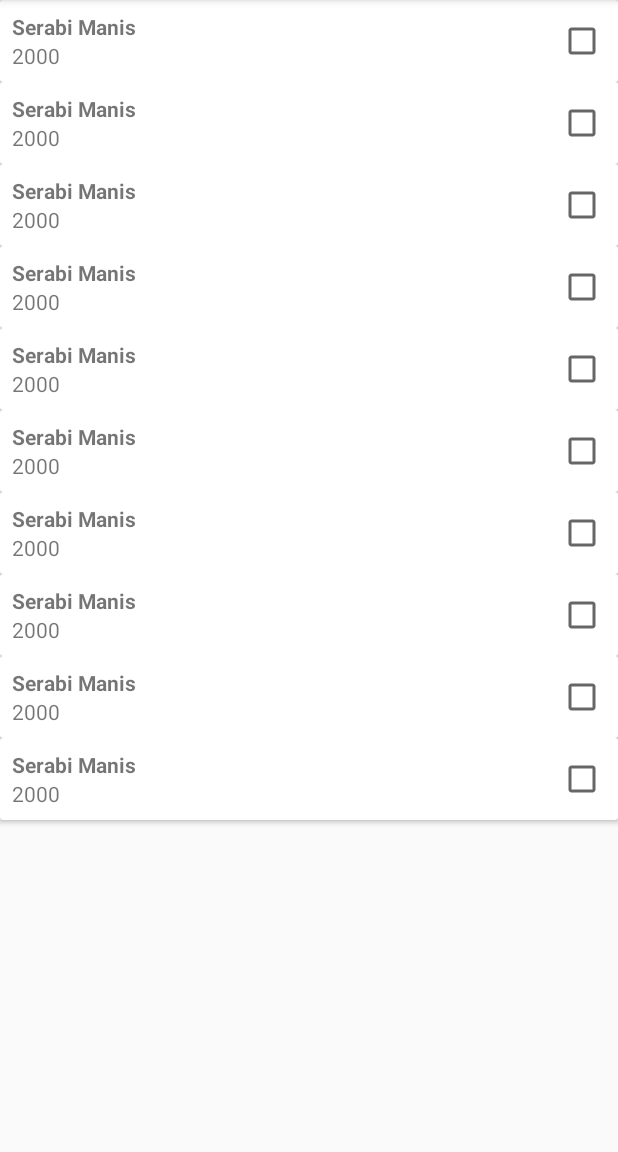
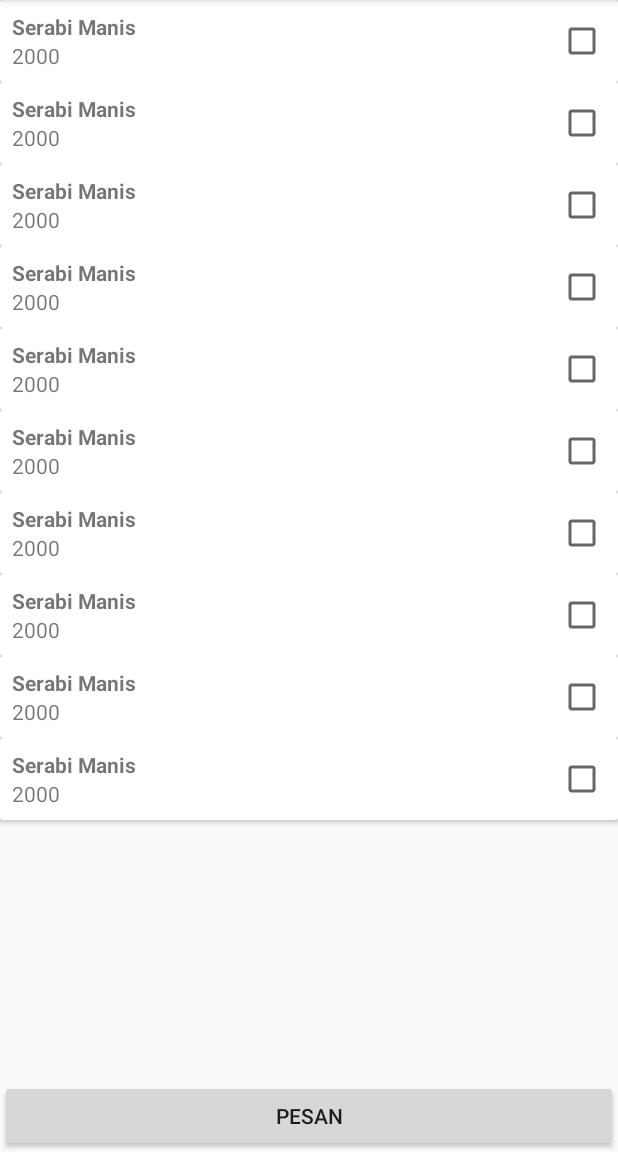
Before and after one commit to cahyasetya/JasaKu, an Android app: the fragment HalamanJasaFragment shown on its own in the app's theme, on a phone screen of 412 x 824 dp, the part 84-1236 px from its top. Run offline under Robolectric (Android 15) with nearby library versions, the phone set to English and light mode, and no system bars; our stand-ins replace ButterKnife.

Commit message:
menambahkan tombol pesan dan halaman detil pembeli

```diff
--- a/Frontend/src/JasaKu/app/src/main/AndroidManifest.xml
+++ b/Frontend/src/JasaKu/app/src/main/AndroidManifest.xml
@@ -27,8 +27,10 @@
         <activity
             android:name=".DetilTokoActivity"
             android:label="@string/title_activity_detil_toko"
-            android:theme="@style/AppTheme.NoActionBar"
-            android:parentActivityName=".MainActivity"></activity>
+            android:parentActivityName=".MainActivity"
+            android:theme="@style/AppTheme.NoActionBar" />
+        <activity android:name=".DataPemesanActivity"
+            android:parentActivityName=".DetilTokoActivity"></activity>
     </application>
 
 </manifest>
--- a/Frontend/src/JasaKu/app/src/main/java/com/example/jasaku/fragment/HalamanJasaFragment.java
+++ b/Frontend/src/JasaKu/app/src/main/java/com/example/jasaku/fragment/HalamanJasaFragment.java
@@ -2,6 +2,7 @@ package com.example.jasaku.fragment;
 
 
 import android.content.Context;
+import android.content.Intent;
 import android.os.Bundle;
 import android.support.v4.app.Fragment;
 import android.support.v7.widget.LinearLayoutManager;
@@ -9,8 +10,10 @@ import android.support.v7.widget.RecyclerView;
 import android.view.LayoutInflater;
 import android.view.View;
 import android.view.ViewGroup;
+import android.widget.Button;
 import android.widget.TextView;
 
+import com.example.jasaku.DataPemesanActivity;
 import com.example.jasaku.R;
 import com.example.jasaku.model.Jasa;
 
@@ -19,14 +22,18 @@ import java.util.List;
 
 import butterknife.BindView;
 import butterknife.ButterKnife;
+import butterknife.OnCheckedChanged;
+import butterknife.OnClick;
 
 /**
  * A simple {@link Fragment} subclass.
  */
-public class HalamanJasaFragment extends Fragment {
+public class HalamanJasaFragment extends Fragment implements View.OnClickListener{
 
     @BindView(R.id.jasa_recyclerview)
     RecyclerView jasaRecyclerView;
+    @BindView(R.id.pesan)
+    Button pesanButton;
 
     private List<Jasa> jasaList;
     private LinearLayoutManager llm;
@@ -61,6 +68,13 @@ public class HalamanJasaFragment extends Fragment {
         }
         adapter=new JasaAdapter(getContext(),jasaList);
         jasaRecyclerView.setAdapter(adapter);
+
+        pesanButton.setOnClickListener(this);
+    }
+
+    @Override
+    public void onClick(View v) {
+        getContext().startActivity(new Intent(getActivity(), DataPemesanActivity.class));
     }
 }
 
--- a/Frontend/src/JasaKu/app/src/main/res/layout/fragment_halaman_jasa.xml
+++ b/Frontend/src/JasaKu/app/src/main/res/layout/fragment_halaman_jasa.xml
@@ -1,15 +1,24 @@
-<FrameLayout xmlns:android="http://schemas.android.com/apk/res/android"
+<RelativeLayout xmlns:android="http://schemas.android.com/apk/res/android"
+    xmlns:app="http://schemas.android.com/apk/res-auto"
     xmlns:tools="http://schemas.android.com/tools"
     android:layout_width="match_parent"
     android:layout_height="match_parent"
     tools:context="com.example.jasaku.fragment.HalamanJasaFragment">
 
     <!-- TODO: Update blank fragment layout -->
+    <Button
+        android:id="@+id/pesan"
+        android:layout_width="match_parent"
+        android:layout_height="wrap_content"
+        android:layout_alignParentBottom="true"
+        android:text="Pesan" />
+
     <android.support.v7.widget.RecyclerView
         android:id="@+id/jasa_recyclerview"
         android:layout_width="match_parent"
-        android:layout_height="match_parent">
+        android:layout_height="match_parent"
+        android:layout_above="@id/pesan">
 
     </android.support.v7.widget.RecyclerView>
 
-</FrameLayout>
+</RelativeLayout>
```
Also changed, not shown: Frontend/src/JasaKu/app/src/main/java/com/example/jasaku/DataPemesanActivity.java (added, +15 -0 lines), Frontend/src/JasaKu/app/src/main/res/layout/activity_data_pemesan.xml (added, +9 -0 lines).
